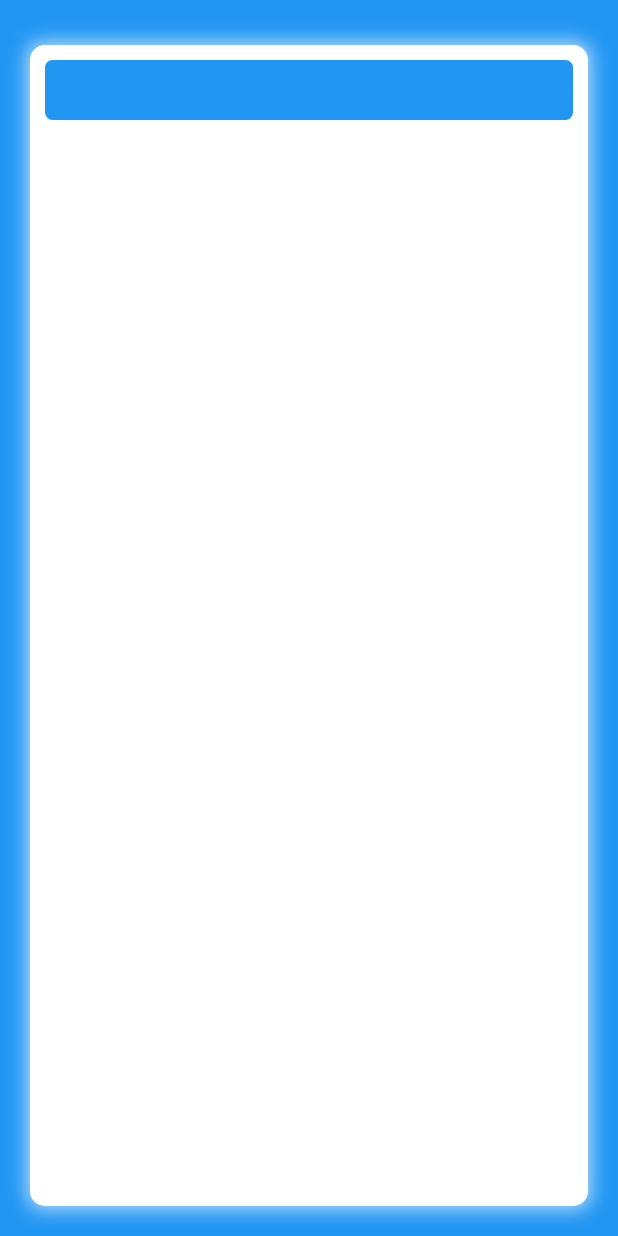
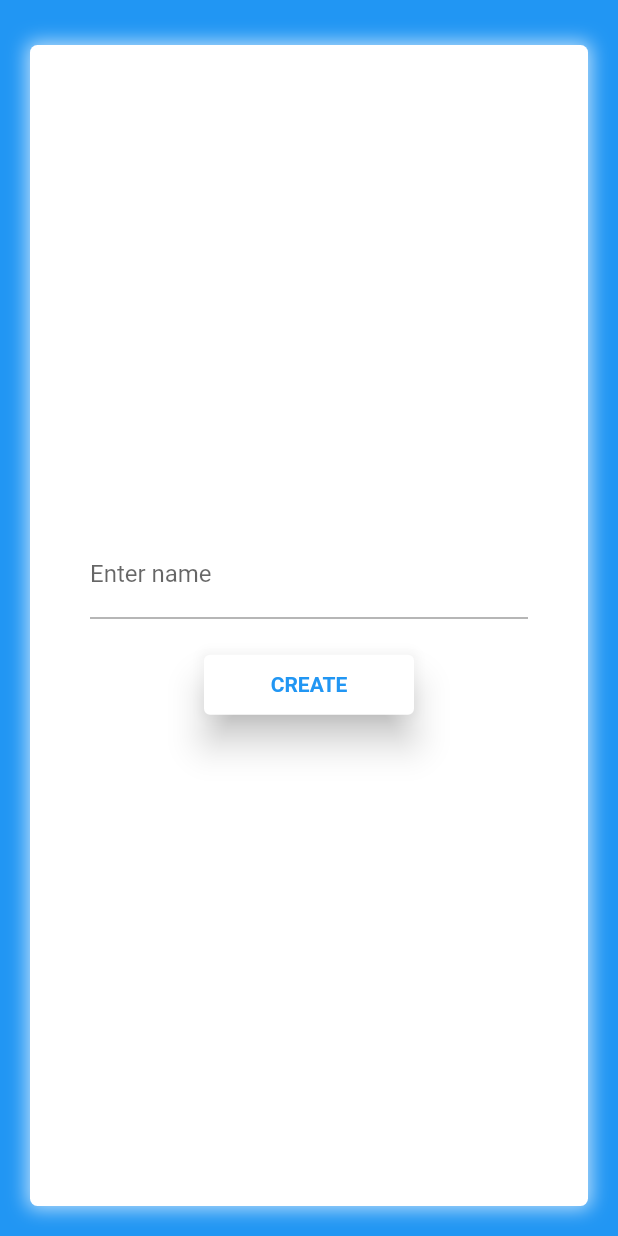
Before and after one commit to JayanthMughil/sketch-and-guess, a Flutter app: the screen it shows after launch, after a tap on "CREATE ROOM", on a phone screen of 412 x 824 dp. Run offline on Flutter 3.47's test engine with Material 2 defaults, Android fonts, the phone set to English and light mode, and no system bars.

```diff
--- a/lib/src/container-template.dart
+++ b/lib/src/container-template.dart
@@ -24,7 +24,7 @@ class ContainerWidget extends StatelessWidget {
                       0.0, // Move to bottom 10 Vertically
                     ))
               ],
-              borderRadius: BorderRadius.circular(10)),
+              borderRadius: BorderRadius.circular(5)),
           child: Center(
             child: childWidget,
           ),
--- a/lib/src/create-room.dart
+++ b/lib/src/create-room.dart
@@ -1,5 +1,7 @@
 import 'package:flutter/material.dart';
 import 'canvas-page.dart';
+import 'buttons.dart';
+import 'container-template.dart';
 
 class CreateRoom extends StatefulWidget {
   const CreateRoom({Key key}) : super(key: key);
@@ -9,8 +11,61 @@ class CreateRoom extends StatefulWidget {
 }
 
 class _CreateRoomState extends State<CreateRoom> {
+
+  final nameController = TextEditingController();
+
+  @override
+  void dispose() {
+    // Clean up the controller when the widget is disposed.
+    nameController.dispose();
+    super.dispose();
+  }
+
+  Route _createRoute(dynamic className) {
+    return PageRouteBuilder(
+      pageBuilder: (context, animation, secondaryAnimation) => className,
+      transitionsBuilder: (context, animation, secondaryAnimation, child) {
+        var begin = Offset(1.0, 0.0);
+        var end = Offset.zero;
+        var tween = Tween(begin: begin, end: end);
+        var offsetAnimation = animation.drive(tween);
+
+        return SlideTransition(
+          position: offsetAnimation,
+          child: child,
+        );
+      },
+    );
+  }
+
   @override
   Widget build(BuildContext context) {
-    return CanvasPage();
+    return ContainerWidget(Column(
+      children: [
+        Material(
+            color: Colors.white,
+            child: Container(
+                margin: const EdgeInsets.only(
+                    left: 40.0,
+                    right: 40.0
+                ),
+                child: TextField(
+                  controller: nameController,
+                  decoration: const InputDecoration(
+                      labelText: 'Enter name',
+                      fillColor: Colors.white
+                  ),
+                  maxLines: 1,
+                )
+            )
+        ),
+        SizedBox(height: 20,),
+        HomeButton("CREATE", (() => {
+          Navigator.of(context).push(_createRoute(CanvasPage()))
+        }))
+      ],
+      crossAxisAlignment: CrossAxisAlignment.center,
+      mainAxisAlignment: MainAxisAlignment.center,
+    ));
   }
 }
--- a/lib/src/home-page.dart
+++ b/lib/src/home-page.dart
@@ -28,10 +28,10 @@ class HomePage extends StatelessWidget {
       crossAxisAlignment: CrossAxisAlignment.center,
       mainAxisAlignment: MainAxisAlignment.center,
       children: [
-        new HomeButton("CREATE ROOM", (() {
+        HomeButton("CREATE ROOM", (() {
           Navigator.of(context).push(_createRoute(CreateRoom()));
         })),
-        new HomeButton("JOIN ROOM", (() {
+        HomeButton("JOIN ROOM", (() {
           Navigator.of(context).push(_createRoute(JoinRoom()));
         }))
       ],
```
Also changed, not shown: lib/src/canvas-page.dart (+61 -4 lines), lib/src/draw-area.dart (added, +17 -0 lines), lib/src/join-room.dart (+53 -1 lines), lib/src/text-area.dart (added, +127 -0 lines).
